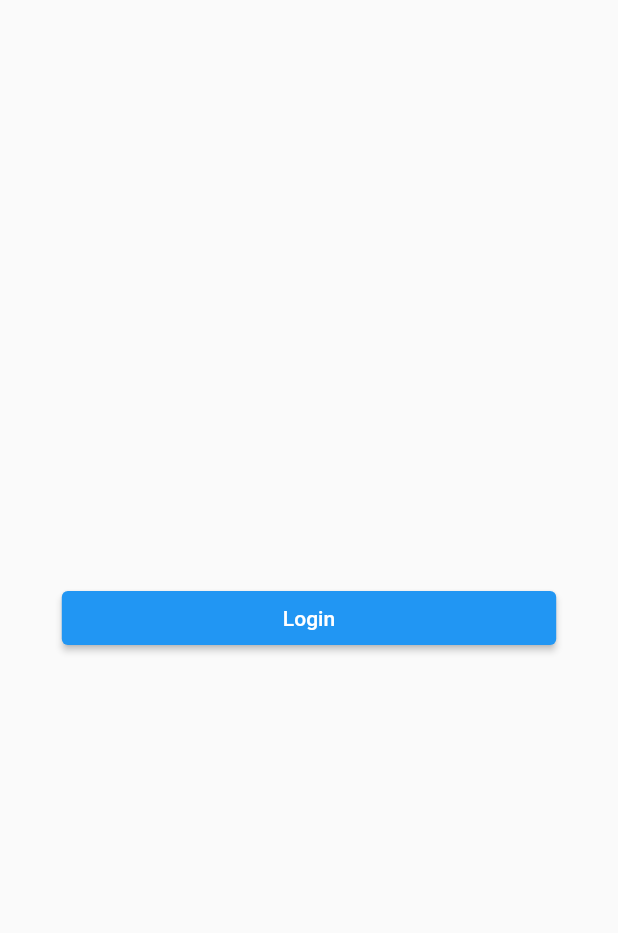
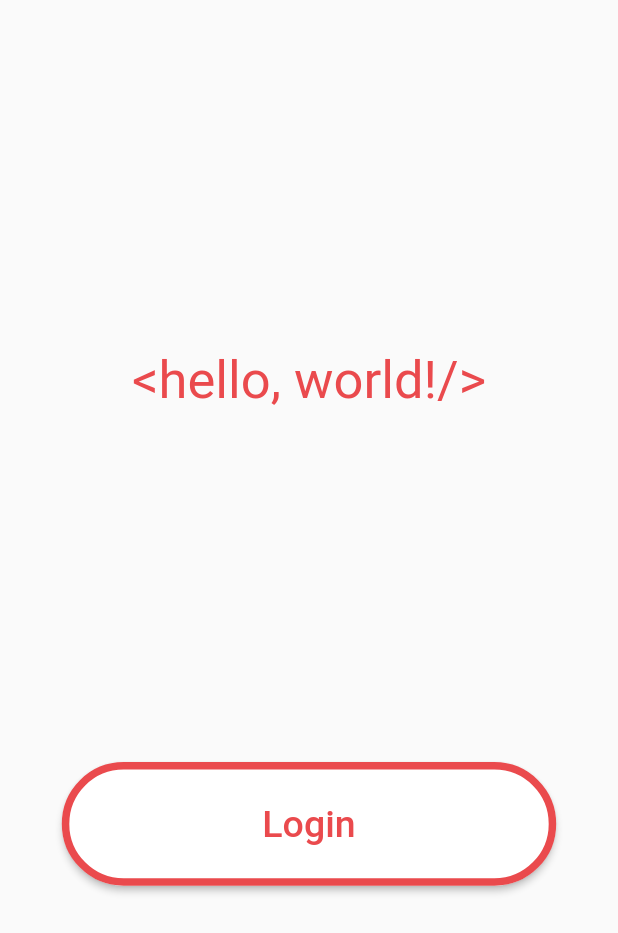
Before and after one commit to TELIT-Hackathon/itvaley-loremIpsum, a Flutter app: the screen it shows after launch, on a phone screen of 412 x 824 dp. Shown: the top 933 px of the screen. Run offline on Flutter 3.47's test engine with Material 2 defaults, Android fonts, the phone set to English and light mode, and no system bars; our stand-ins replace flutter_redux, google_sign_in, redux, shared_preferences.

Commit message:
add startpage upgrade loginpage

```diff
--- a/lib/ui/pages/LoginPage.dart
+++ b/lib/ui/pages/LoginPage.dart
@@ -33,10 +33,35 @@ class _LoginPageState extends State<LoginPage>{
       body: Stack(
         children: [
           Center(
-            child: Center(
+            child: Column(
+              mainAxisAlignment: MainAxisAlignment.spaceEvenly,
+              children: [
+                const Center(
+                  child: Text(
+                    "<hello, world!/>",
+                    style: TextStyle(
+                        color: Color.fromRGBO(234, 74, 77, 1),
+                        fontSize: 35
+                    ),
+                  ),
+                ),
+                Center(
                   child: SizedBox(
                     width: width * 0.8,
                     child: ElevatedButton(
+                      style: ButtonStyle(
+                        minimumSize: MaterialStateProperty.all<Size>(Size(width, height * 0.1)),
+                        backgroundColor: MaterialStateProperty.all<Color>(Colors.white),
+                        shape: MaterialStateProperty.all<RoundedRectangleBorder>(
+                            RoundedRectangleBorder(
+                                borderRadius: BorderRadius.circular(50.0),
+                                side: const BorderSide(
+                                    color: Color.fromRGBO(234, 74, 77, 1),
+                                    width: 5
+                                )
+                            )
+                        )
+                      ),
                       onPressed: (_isActiveButton == false) ? null : () async {
                         bool res = await _loginWithFakeUser();
                         if(res == false){
@@ -48,11 +73,19 @@ class _LoginPageState extends State<LoginPage>{
                       child: Row(
                         mainAxisAlignment: MainAxisAlignment.center,
                         children: const [
-                      Text("Login")
+                          Text(
+                            "Login",
+                            style: TextStyle(
+                                fontSize: 25,
+                                color: Color.fromRGBO(234, 74, 77, 1)
+                            ),
+                          )
                         ],
                       ),
                     ),
                   ),
+                ),
+              ],
             ),
           ),
           Container(
```
Lines whose indentation alone changed are shown as unchanged.
